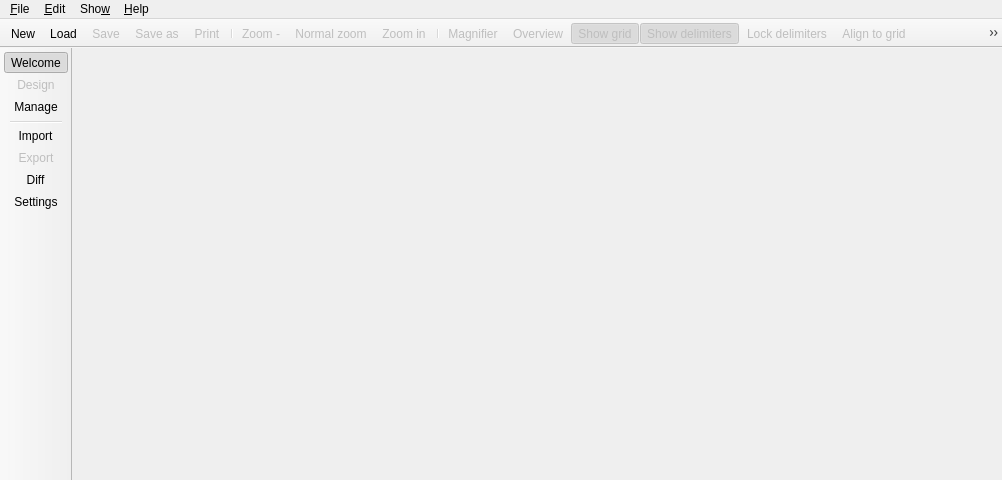
First picture: the form in libs/libgui/ui/mainwindow.ui, repository arichiardi/pgmodeler, before the edit.
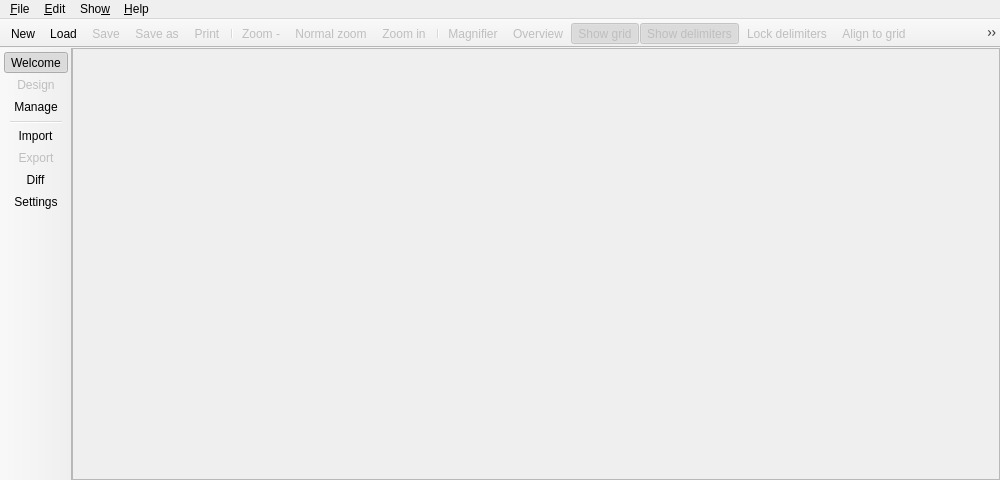
Second picture: the form after the edit. Icons and pictures are not drawn.

Commit message: Adjusted the layout classes used to arrange the view widgets in MainWindow's stack widget

```diff
--- a/libs/libgui/ui/mainwindow.ui
+++ b/libs/libgui/ui/mainwindow.ui
@@ -9,7 +9,7 @@
    <rect>
     <x>0</x>
     <y>0</y>
-    <width>1002</width>
+    <width>1000</width>
     <height>480</height>
    </rect>
   </property>
@@ -87,6 +87,12 @@
         <verstretch>0</verstretch>
        </sizepolicy>
       </property>
+      <property name="frameShape">
+       <enum>QFrame::Shape::StyledPanel</enum>
+      </property>
+      <property name="frameShadow">
+       <enum>QFrame::Shadow::Plain</enum>
+      </property>
       <property name="currentIndex">
        <number>0</number>
       </property>
@@ -736,8 +742,8 @@
     <rect>
      <x>0</x>
      <y>0</y>
-     <width>1002</width>
-     <height>25</height>
+     <width>1000</width>
+     <height>27</height>
     </rect>
    </property>
    <property name="autoFillBackground">
```
The commit also changes 1 other file.
